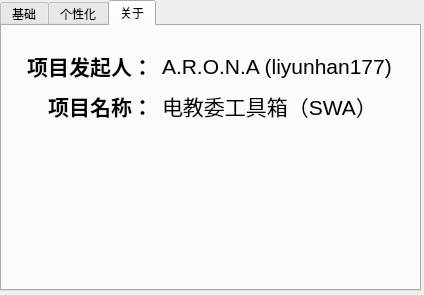
Qt form res/UI/Sittings.ui (SWABox/SWABox) before a commit.
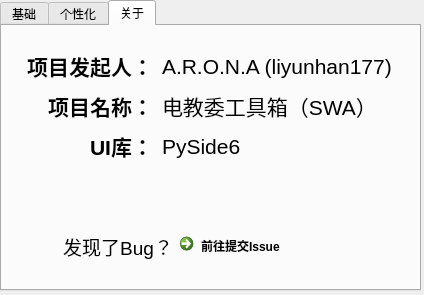
The same form after that commit. Icons and pictures are not drawn.

```diff
--- a/res/UI/Sittings.ui
+++ b/res/UI/Sittings.ui
@@ -95,6 +95,58 @@
       <string>&lt;html&gt;&lt;head/&gt;&lt;body&gt;&lt;p&gt;&lt;span style=&quot; font-size:16pt;&quot;&gt;电教委工具箱（SWA）&lt;/span&gt;&lt;/p&gt;&lt;/body&gt;&lt;/html&gt;</string>
      </property>
     </widget>
+    <widget class="QLabel" name="label_5">
+     <property name="geometry">
+      <rect>
+       <x>40</x>
+       <y>200</y>
+       <width>131</width>
+       <height>41</height>
+      </rect>
+     </property>
+     <property name="text">
+      <string>&lt;html&gt;&lt;head/&gt;&lt;body&gt;&lt;p align=&quot;right&quot;&gt;&lt;span style=&quot; font-size:14pt;&quot;&gt;发现了Bug？&lt;/span&gt;&lt;/p&gt;&lt;/body&gt;&lt;/html&gt;</string>
+     </property>
+    </widget>
+    <widget class="QCommandLinkButton" name="GoIssue">
+     <property name="geometry">
+      <rect>
+       <x>170</x>
+       <y>200</y>
+       <width>181</width>
+       <height>41</height>
+      </rect>
+     </property>
+     <property name="text">
+      <string>前往提交Issue</string>
+     </property>
+    </widget>
+    <widget class="QLabel" name="label_6">
+     <property name="geometry">
+      <rect>
+       <x>160</x>
+       <y>100</y>
+       <width>241</width>
+       <height>41</height>
+      </rect>
+     </property>
+     <property name="text">
+      <string>&lt;html&gt;&lt;head/&gt;&lt;body&gt;&lt;p&gt;&lt;span style=&quot; font-size:16pt;&quot;&gt;PySide6&lt;/span&gt;&lt;/p&gt;&lt;/body&gt;&lt;/html&gt;</string>
+     </property>
+    </widget>
+    <widget class="QLabel" name="label_7">
+     <property name="geometry">
+      <rect>
+       <x>20</x>
+       <y>100</y>
+       <width>131</width>
+       <height>41</height>
+      </rect>
+     </property>
+     <property name="text">
+      <string>&lt;html&gt;&lt;head/&gt;&lt;body&gt;&lt;p align=&quot;right&quot;&gt;&lt;span style=&quot; font-size:16pt; font-weight:700;&quot;&gt;UI库：&lt;/span&gt;&lt;/p&gt;&lt;/body&gt;&lt;/html&gt;</string>
+     </property>
+    </widget>
    </widget>
   </widget>
  </widget>
```
